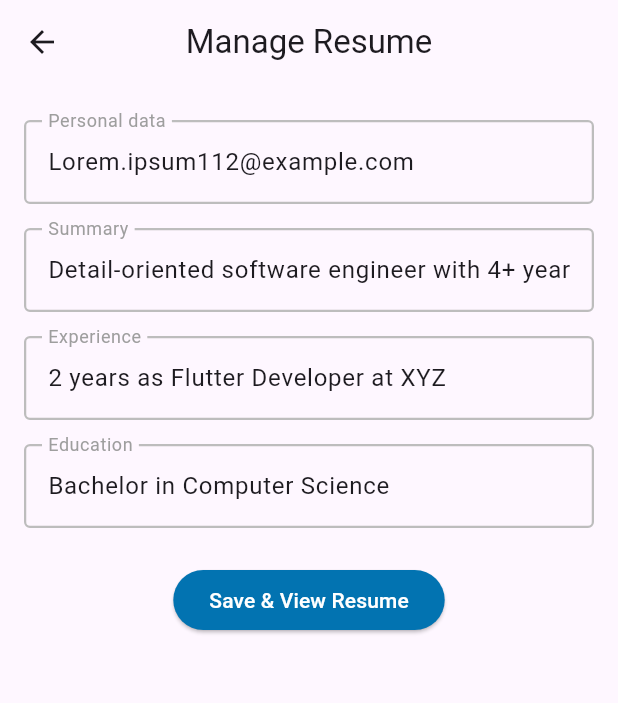
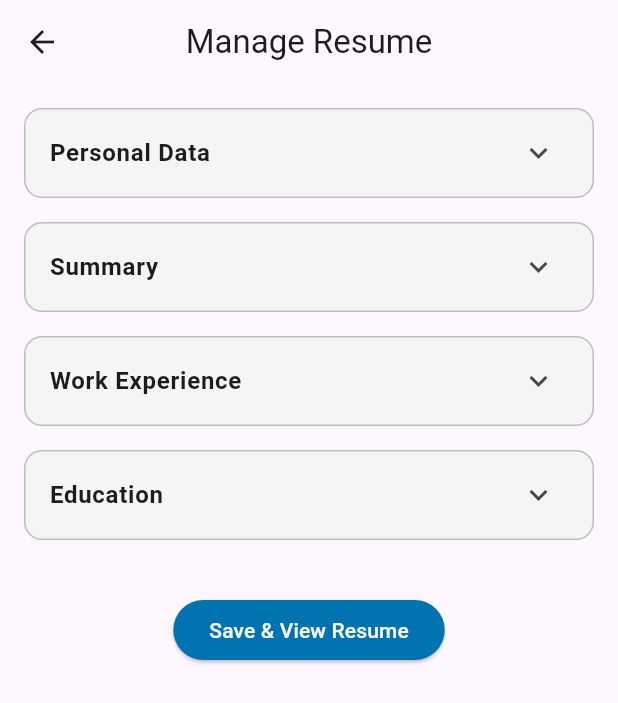
Before and after one commit to HidayaAwwad4/ojps_flutter, a Flutter app: the screen it shows after launch, on a phone screen of 412 x 824 dp. Shown: the top 703 px of the screen. Run offline on Flutter 3.47's test engine with Material 3 defaults, Android fonts, the phone set to English and light mode, and no system bars.

Commit message:
mange resume edit

```diff
--- a/ojps_flutter/lib/screens/manage_resume.dart
+++ b/ojps_flutter/lib/screens/manage_resume.dart
@@ -1,48 +1,92 @@
 import 'package:flutter/material.dart';
+import 'package:intl/intl.dart';
 import '../constants/colors.dart';
+import '../constants/dimensions.dart';
 import '/widgets/view&edit_profile/profile_field_widget.dart';
-import '/widgets/Resume/resume_section_title.dart';
-import '/constants/dimensions.dart';
+import '/widgets/Resume/resume_field_dropdown_widget.dart';
 
 class ManageResumeScreen extends StatefulWidget {
   const ManageResumeScreen({super.key});
 
   @override
-  State<ManageResumeScreen> createState() => _ResumeScreenState();
+  State<ManageResumeScreen> createState() => _ManageResumeScreenState();
 }
 
-class _ResumeScreenState extends State<ManageResumeScreen> {
-  final TextEditingController personalDataController = TextEditingController();
+class _ManageResumeScreenState extends State<ManageResumeScreen> {
+  // Personal Data Controllers
+  final TextEditingController fullNameController = TextEditingController();
+  final TextEditingController emailController = TextEditingController();
+  final TextEditingController phoneController = TextEditingController();
+  final TextEditingController locationController = TextEditingController();
+
+  // Summary
   final TextEditingController summaryController = TextEditingController();
-  final TextEditingController experienceController = TextEditingController();
-  final TextEditingController educationController = TextEditingController();
+
+  // Work Experience (Initial Single Entry)
+  List<Map<String, TextEditingController>> workExperienceList = [];
+
+  // Education
+  final List<String> degrees = [
+    "In progress",
+    "Diploma",
+    "Bachelor",
+    "Master",
+    "Doctor of philosophy",
+    "Professional Doctorate"
+  ];
+  String? selectedDegree;
+  final TextEditingController institutionController = TextEditingController();
+  final TextEditingController eduStartDateController = TextEditingController();
+  final TextEditingController eduEndDateController = TextEditingController();
+  final TextEditingController gpaController = TextEditingController();
+  final TextEditingController honorsController = TextEditingController();
 
   @override
   void initState() {
     super.initState();
     _loadResumeData();
+    _addWorkExperienceEntry(); // Initialize one entry
   }
 
   void _loadResumeData() async {
-    // Replace this with your database call
     await Future.delayed(const Duration(milliseconds: 500));
     setState(() {
-      personalDataController.text="Lorem.ipsum112@example.com";
-      summaryController.text="Detail-oriented software engineer with 4+ years of experience in full-stack development."
-          " Skilled in React, Node.js, and database design."
-          " Passionate about building scalable web apps and seeking to contribute to innovative tech teams.";
-      experienceController.text = '2 years as Flutter Developer at XYZ';
-      educationController.text = 'Bachelor in Computer Science';
+      fullNameController.text = "John Doe";
+      emailController.text = "john.doe@example.com";
+      phoneController.text = "+1234567890";
+      locationController.text = "New York";
+
+      summaryController.text = "Passionate software developer...";
+
+      selectedDegree = "Bachelor";
+      institutionController.text = "ABC University";
+      gpaController.text = "3.9";
+      honorsController.text = "With Distinction";
     });
   }
 
-  @override
-  void dispose() {
-    personalDataController.dispose();
-    summaryController.dispose();
-    experienceController.dispose();
-    educationController.dispose();
-    super.dispose();
+  void _addWorkExperienceEntry() {
+    workExperienceList.add({
+      'jobTitle': TextEditingController(),
+      'company': TextEditingController(),
+      'startDate': TextEditingController(),
+      'endDate': TextEditingController(),
+      'bulletPoint': TextEditingController(),
+    });
+    setState(() {});
+  }
+
+  Future<void> _selectDate(
+      BuildContext context, TextEditingController controller) async {
+    DateTime? picked = await showDatePicker(
+      context: context,
+      firstDate: DateTime(1980),
+      lastDate: DateTime(2100),
+      initialDate: DateTime.now(),
+    );
+    if (picked != null) {
+      controller.text = DateFormat('yyyy-MM-dd').format(picked);
+    }
   }
 
   void _saveResume() {
@@ -55,7 +99,7 @@ class _ResumeScreenState extends State<ManageResumeScreen> {
   Widget build(BuildContext context) {
     return Scaffold(
       appBar: AppBar(
-          title: const Text("Manage Resume"),
+        title: const Text("Manage Resume"),
         centerTitle: true,
         leading: const BackButton(),
       ),
@@ -64,23 +108,108 @@ class _ResumeScreenState extends State<ManageResumeScreen> {
         child: Column(
           crossAxisAlignment: CrossAxisAlignment.start,
           children: [
-            ProfileFieldWidget(label: "Personal data", controller: personalDataController),
-            ProfileFieldWidget(label: "Summary", controller: summaryController),
-            ProfileFieldWidget(label: "Experience", controller: experienceController),
-            ProfileFieldWidget(label: "Education", controller: educationController),
-            SizedBox(height: defaultPadding),
+            ResumeFieldDropdownWidget(
+              title: "Personal Data",
+              children: [
+                ProfileFieldWidget(label: "Full Name", controller: fullNameController),
+                ProfileFieldWidget(label: "Email", controller: emailController),
+                ProfileFieldWidget(label: "Phone Number", controller: phoneController),
+                ProfileFieldWidget(
+                  label: "Location",
+                  controller: locationController,
+                  icon: Icons.location_on,
+                ),
+              ],
+            ),
+            ResumeFieldDropdownWidget(
+              title: "Summary",
+              children: [
+                ProfileFieldWidget(
+                  label: "Description",
+                  controller: summaryController,
+                  maxLines: 5,
+                ),
+              ],
+            ),
+            ResumeFieldDropdownWidget(
+              title: "Work Experience",
+              children: [
+                for (int i = 0; i < workExperienceList.length; i++) ...[
+                  ProfileFieldWidget(label: "Job Title", controller: workExperienceList[i]['jobTitle']!),
+                  ProfileFieldWidget(label: "Company", controller: workExperienceList[i]['company']!),
+                  GestureDetector(
+                    onTap: () => _selectDate(context, workExperienceList[i]['startDate']!),
+                    child: AbsorbPointer(
+                      child: ProfileFieldWidget(label: "Start Date", controller: workExperienceList[i]['startDate']!),
+                    ),
+                  ),
+                  GestureDetector(
+                    onTap: () => _selectDate(context, workExperienceList[i]['endDate']!),
+                    child: AbsorbPointer(
+                      child: ProfileFieldWidget(label: "End Date", controller: workExperienceList[i]['endDate']!),
+                    ),
+                  ),
+                  ProfileFieldWidget(
+                    label: "Responsibilities / Achievements",
+                    controller: workExperienceList[i]['bulletPoint']!,
+                    maxLines: 3,
+                  ),
+                  const Divider(),
+                ],
+                Align(
+                  alignment: Alignment.centerLeft,
+                  child: TextButton.icon(
+                    onPressed: _addWorkExperienceEntry,
+                    icon: const Icon(Icons.add),
+                    label: const Text("Add Work Experience"),
+                  ),
+                )
+              ],
+            ),
+            ResumeFieldDropdownWidget(
+              title: "Education",
+              children: [
+                DropdownButtonFormField<String>(
+                  value: selectedDegree,
+                  items: degrees
+                      .map((degree) =>
+                      DropdownMenuItem(value: degree, child: Text(degree)))
+                      .toList(),
+                  onChanged: (value) {
+                    setState(() {
+                      selectedDegree = value;
+                    });
+                  },
+                  decoration: const InputDecoration(labelText: "Degree"),
+                ),
+                ProfileFieldWidget(label: "Institution", controller: institutionController),
+                GestureDetector(
+                  onTap: () => _selectDate(context, eduStartDateController),
+                  child: AbsorbPointer(
+                    child: ProfileFieldWidget(label: "Start Date", controller: eduStartDateController),
+                  ),
+                ),
+                GestureDetector(
+                  onTap: () => _selectDate(context, eduEndDateController),
+                  child: AbsorbPointer(
+                    child: ProfileFieldWidget(label: "End Date", controller: eduEndDateController),
+                  ),
+                ),
+                ProfileFieldWidget(label: "GPA", controller: gpaController),
+                ProfileFieldWidget(label: "Honors", controller: honorsController),
+              ],
+            ),
+            const SizedBox(height: 20),
             Center(
-              child:ElevatedButton(
+              child: ElevatedButton(
                 onPressed: _saveResume,
-                style: ElevatedButton.styleFrom(
-                    backgroundColor: primaryColor
-                ),
+                style: ElevatedButton.styleFrom(backgroundColor: primaryColor),
                 child: const Text(
                   "Save & View Resume",
                   style: TextStyle(color: Colors.white),
                 ),
               ),
-            ),
+            )
           ],
         ),
       ),
--- a/ojps_flutter/lib/widgets/view&edit_profile/profile_field_widget.dart
+++ b/ojps_flutter/lib/widgets/view&edit_profile/profile_field_widget.dart
@@ -6,13 +6,17 @@ class ProfileFieldWidget extends StatefulWidget {
   final String label;
   final TextEditingController controller;
   final bool enabled;
+  final IconData? icon;
+  final int maxLines;
 
   const ProfileFieldWidget({
-    super.key,
+    Key? key,
     required this.label,
     required this.controller,
     this.enabled = true,
-  });
+    this.icon,
+    this.maxLines = 1,
+  }) : super(key: key);
 
   @override
   State<ProfileFieldWidget> createState() => _ProfileFieldWidgetState();
@@ -43,14 +47,15 @@ class _ProfileFieldWidgetState extends State<ProfileFieldWidget> {
       child: TextField(
         focusNode: _focusNode,
         controller: widget.controller,
+        maxLines: widget.maxLines,
         enabled: widget.enabled,
         cursorColor: primaryColor,
         decoration: InputDecoration(
-          label: widget.label == "Location"
+          label: widget.icon != null
               ? Row(
             mainAxisSize: MainAxisSize.min,
             children: [
-              Icon(Icons.location_on, size: 18, color: _focusNode.hasFocus ? primaryColor : Colors.grey),
+              Icon(widget.icon, size: 18, color: _focusNode.hasFocus ? primaryColor : Colors.grey),
               const SizedBox(width: 4),
               Text(widget.label, style: TextStyle(color: _focusNode.hasFocus ? primaryColor : Colors.grey)),
             ],
```
